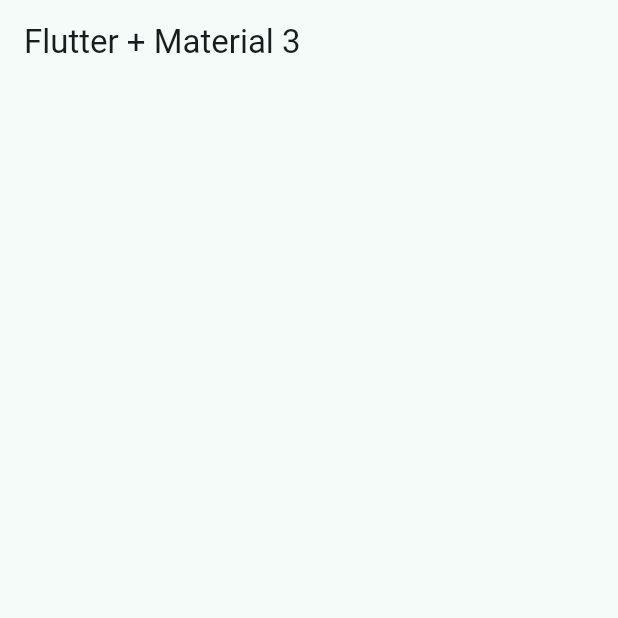
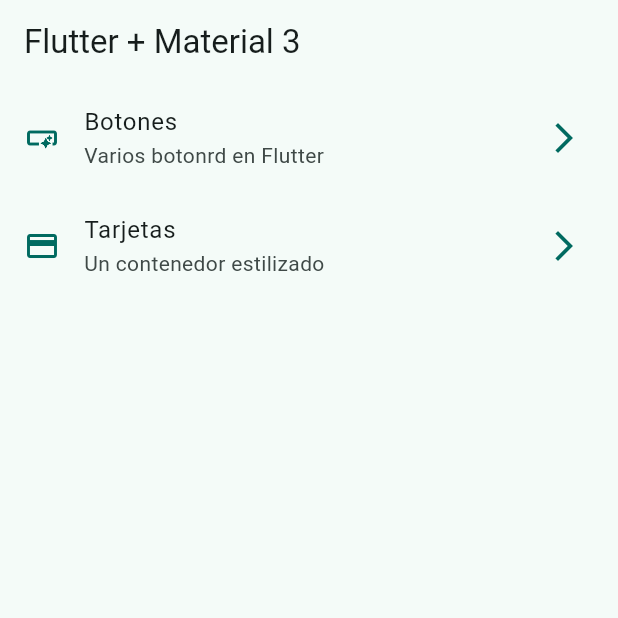
Before and after one commit to dosaraviaq/Widgets_app, a Flutter app: the screen it shows after launch, on a phone screen of 412 x 824 dp, the top half of it. Run offline on Flutter 3.47's test engine with Material 3 defaults, Android fonts, the light colour scheme and no system bars.

Commit message:
Home_Screen implementado

```diff
--- a/lib/config/menu/menu_items.dart
+++ b/lib/config/menu/menu_items.dart
@@ -7,14 +7,15 @@
   final IconData icon;
 
 // Constructor constante no disponible
-  MenuItem({
+  const MenuItem({
     required this.title,
     required this.subTitle,
     required this.link,
     required this.icon,
   });
+}
 
-  final appMenuItems = <MenuItem>[
+const appMenuItems = <MenuItem>[
   MenuItem(
     title: 'Botones',
     subTitle: 'Varios botonrd en Flutter',
@@ -29,4 +30,3 @@
     icon: Icons.credit_card,
   ),
 ];
-}
--- a/lib/presentation/screens/home/home_screen.dart
+++ b/lib/presentation/screens/home/home_screen.dart
@@ -1,4 +1,5 @@
 import 'package:flutter/material.dart';
+import 'package:widgtes_app/config/menu/menu_items.dart';
 
 class HomeScreen extends StatelessWidget {
   const HomeScreen({super.key});
@@ -10,6 +11,56 @@
         title: const Text("Flutter + Material 3"),
         // centerTitle: true,
       ),
+      // ListView
+      body: _HomeView(),
     );
   }
 }
+
+class _HomeView extends StatelessWidget {
+//  Text('nombre');
+// ListTitle
+
+  @override
+  Widget build(BuildContext context) {
+    // Manejo de ListView
+    return ListView.builder(
+      // Moviemiento cuando se hace scroll
+      // physics: const BouncingScrollPhysics(),
+      itemCount: appMenuItems.length,
+      itemBuilder: (context, index) {
+        final menuItem = appMenuItems[index];
+        // Se muestra lo de la lista
+        return _CustomListTile(menuItem: menuItem);
+      },
+    );
+  }
+}
+
+// Lista que se muestra en pantalla
+class _CustomListTile extends StatelessWidget {
+  const _CustomListTile({
+    required this.menuItem,
+  });
+
+  final MenuItem menuItem;
+
+  @override
+  Widget build(BuildContext context) {
+    // Para Manejar los colores primarios y secundarios
+    final colors = Theme.of(context).colorScheme;
+    return ListTile(
+      title: Text(menuItem.title),
+      subtitle: Text(menuItem.subTitle),
+      // Vemos la diferencia en los iconos
+      // Icono que usamos al lado izquierdo
+      leading: Icon(menuItem.icon, color: colors.primary),
+      // Icono en el lado derecho
+      trailing: Icon(Icons.arrow_forward_ios_outlined, color: colors.primary),
+      // Habiltams en ontap para el evento del Splash
+      onTap: () {
+        // Todo navegar a otra pantalla
+      },
+    );
+  }
+}
```
Also changed, not shown: 1 other file. Lines whose indentation alone changed are shown as unchanged.
